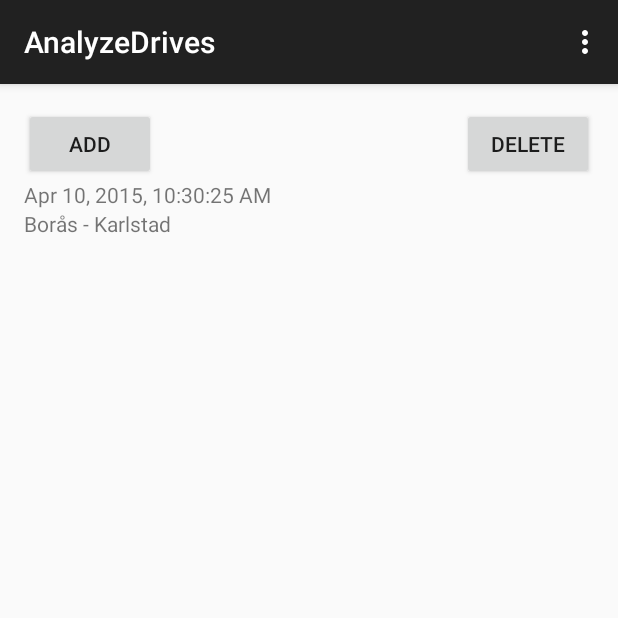
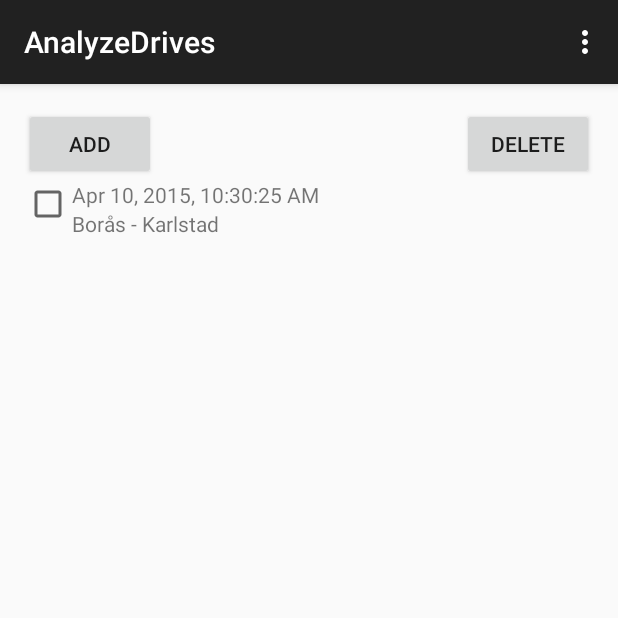
Before and after one commit to MobileMining/Group6-The-minions-EcoDriver, an Android app: the AnalyzeDrives screen opened directly, with no data from a screen before it, after a tap on "ADD", on a phone screen of 412 x 824 dp, the top half of it. Run offline under Robolectric (Android 15) with nearby library versions, the phone set to English and light mode, and no system bars.

Commit message:
Add check box to support multi-select and delete at AnalyzeDrives.

```diff
--- a/app/src/main/java/SQLiteDatabase/DriveRecord.java
+++ b/app/src/main/java/SQLiteDatabase/DriveRecord.java
@@ -4,7 +4,7 @@ package SQLiteDatabase;
  * Created by jied on 01/04/15.
  * Tuple of table in database.
  */
-public class DriveRecord {
+public class DriveRecord implements Comparable<DriveRecord> {
     private long id;
     private String driveRecord;
     private String startPlace;
@@ -16,6 +16,9 @@ public class DriveRecord {
     private long fuelConsume;
     private long emissionCO2;
 
+    public int compareTo(DriveRecord other) {
+        return (int)(id - other.id);
+    }
 
     public long getId(){
         return id;
--- a/app/src/main/java/com/aronssondev/andreas/ecodriver/AnalyzeDrives.java
+++ b/app/src/main/java/com/aronssondev/andreas/ecodriver/AnalyzeDrives.java
@@ -11,6 +11,8 @@ import android.view.ViewGroup;
 import android.widget.AdapterView;
 import android.widget.ArrayAdapter;
 import android.widget.Button;
+import android.widget.CheckBox;
+import android.widget.CompoundButton;
 import android.widget.LinearLayout;
 import android.widget.ListView;
 import android.widget.TextView;
@@ -19,6 +21,8 @@ import java.text.DateFormat;
 import java.util.Date;
 import java.util.List;
 import java.util.Random;
+import java.util.Set;
+import java.util.TreeSet;
 
 import SQLiteDatabase.DriveRecord;
 import SQLiteDatabase.DriveRecordsDataSource;
@@ -26,7 +30,7 @@ import SQLiteDatabase.DriveRecordsDataSource;
 
 public class AnalyzeDrives extends ActionBarActivity {
 
-    int mSelectedItemPos;
+    Set<DriveRecord> mSelectedRecords = new TreeSet<DriveRecord>();
 
     private class DriveRecordAdapter extends ArrayAdapter<DriveRecord>{
         private int resource;
@@ -40,9 +44,23 @@ public class AnalyzeDrives extends ActionBarActivity {
             context = cxt;
         }
 
-        public View getView(int position, View convertView, ViewGroup parent){
+        public View getView(final int position, View convertView, ViewGroup parent){
             convertView = (LinearLayout) inflater.inflate(resource, null);
-            DriveRecord driveRecord = getItem(position);
+            final DriveRecord driveRecord = getItem(position);
+
+            CheckBox checkBox = (CheckBox) convertView.findViewById(R.id.checkBox);
+
+            if(mSelectedRecords.contains(driveRecord))
+                checkBox.setChecked(true);
+
+            checkBox.setOnCheckedChangeListener(new CompoundButton.OnCheckedChangeListener() {
+                    public void onCheckedChanged(CompoundButton view, boolean isChecked) {
+                        if(isChecked)
+                            mSelectedRecords.add(driveRecord);
+                        else
+                            mSelectedRecords.remove(driveRecord);
+                    }
+                });
 
             TextView timeRecord = (TextView) convertView.findViewById(R.id.timeRecord);
             timeRecord.setText(driveRecord.getDriveRecord());
@@ -81,8 +99,6 @@ public class AnalyzeDrives extends ActionBarActivity {
      //         }
      //   );
 
-        mSelectedItemPos = -1;
-
         drivesListView.setOnItemClickListener(new AdapterView.OnItemClickListener() {
             @Override
             public void onItemClick(AdapterView<?> parent, View view, int position, long arg3) {
@@ -103,8 +119,6 @@ public class AnalyzeDrives extends ActionBarActivity {
                     mSelectedItemPos = position;
                 }
                 */
-
-                mSelectedItemPos = position;
             }
         });
 
@@ -124,19 +138,17 @@ public class AnalyzeDrives extends ActionBarActivity {
 
                 driveRecordAdapter.add(dr);
                 driveRecordAdapter.notifyDataSetChanged();  //adapter has been changed.
-                mSelectedItemPos = -1;
             }
         });
 
         Button btnDelete = (Button) findViewById(R.id.btnDelete);
         btnDelete.setOnClickListener(new View.OnClickListener(){
             public void onClick(View view){
-                if(mSelectedItemPos != -1){
-                    DriveRecord dr = (DriveRecord) driveRecordAdapter.getItem(mSelectedItemPos);
+                for(DriveRecord dr : mSelectedRecords) {
                     dataSource.deleteRecord(dr);
                     driveRecordAdapter.remove(dr);
-                    mSelectedItemPos = -1;
                 }
+                mSelectedRecords.clear();
             }
         });
     }
--- a/app/src/main/res/layout/activity_analyze_drives_listview_row.xml
+++ b/app/src/main/res/layout/activity_analyze_drives_listview_row.xml
@@ -2,15 +2,43 @@
 <LinearLayout xmlns:android="http://schemas.android.com/apk/res/android"
     android:layout_width="match_parent"
     android:layout_height="match_parent"
-    android:orientation="vertical">
+    android:orientation="horizontal">
 
-    <TextView
+    <!--
+    <RadioButton
         android:layout_width="wrap_content"
         android:layout_height="wrap_content"
-        android:id="@+id/timeRecord"/>
+        android:id="@+id/radioButton"
+        android:checked="false"
+        android:clickable="true" />  -->
 
-    <TextView
+    <CheckBox
         android:layout_width="wrap_content"
         android:layout_height="wrap_content"
-        android:id="@+id/placeRecord"/>
+        android:id="@+id/checkBox"
+        android:focusable="false"
+        android:focusableInTouchMode="false"/>
+
+    <LinearLayout android:id="@+id/textView"
+        android:layout_width="wrap_content"
+        android:layout_height="wrap_content"
+        android:orientation="vertical"
+        android:layout_gravity="left">
+
+        <TextView
+            android:layout_width="wrap_content"
+            android:layout_height="wrap_content"
+            android:id="@+id/timeRecord"
+            android:text="time record"
+            android:layout_gravity="left" />
+
+        <TextView
+            android:layout_width="wrap_content"
+            android:layout_height="wrap_content"
+            android:id="@+id/placeRecord"
+            android:text="place record"
+            android:layout_gravity="left" />
+    </LinearLayout>
+
+
 </LinearLayout>
```
